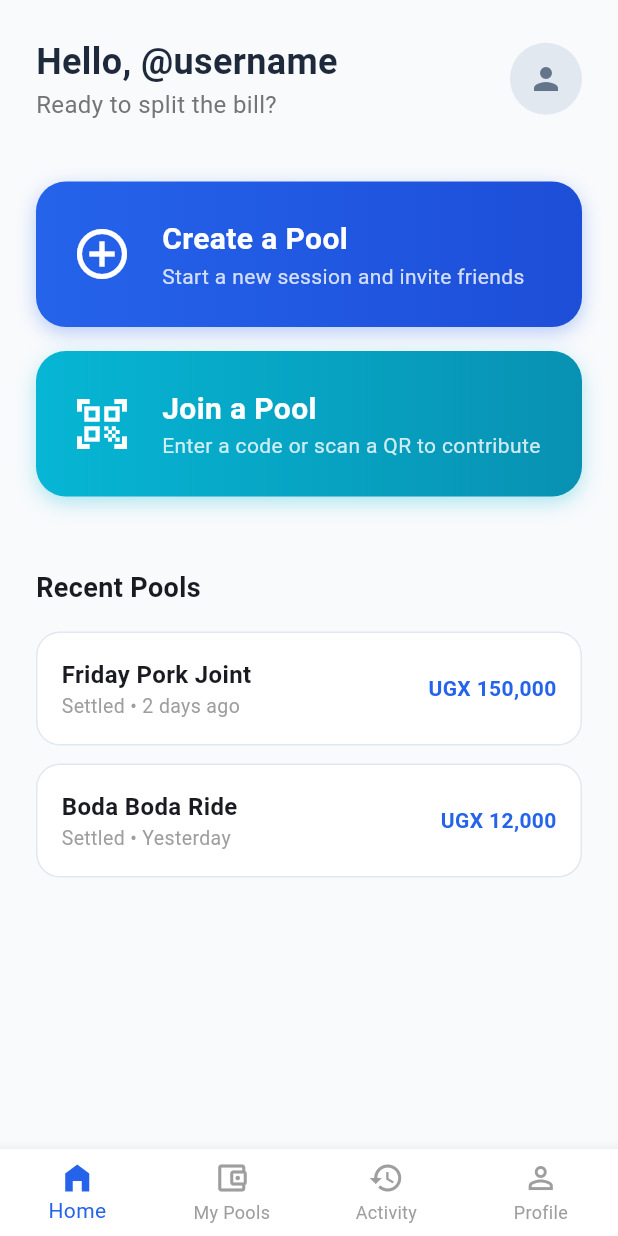
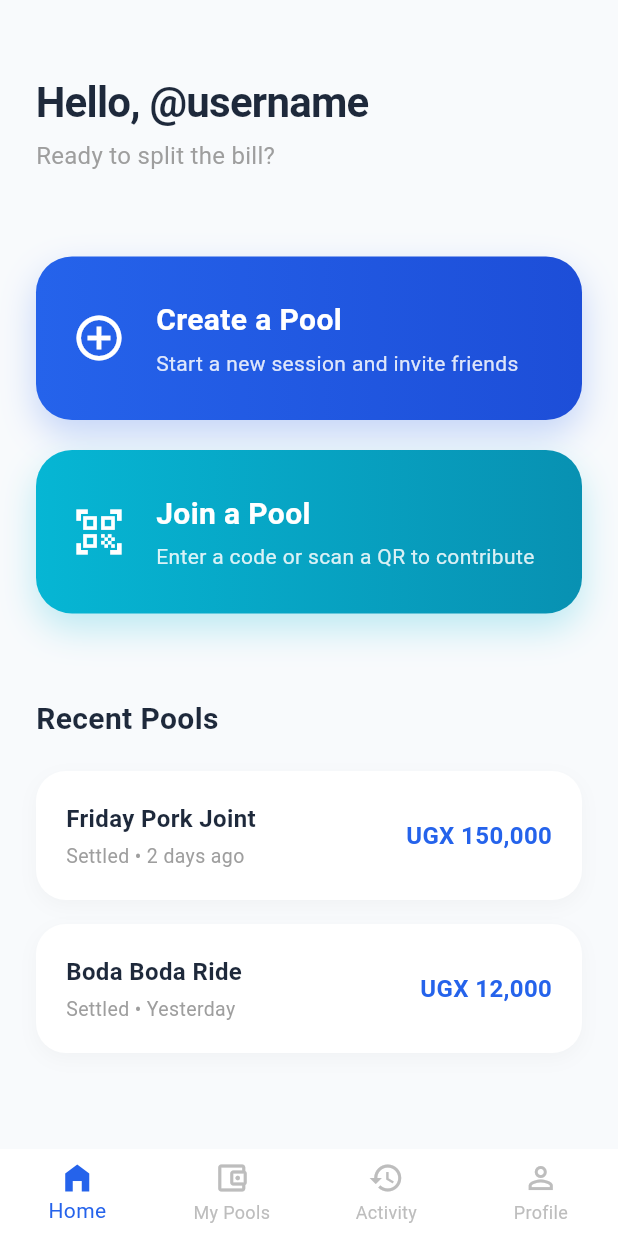
Before and after one commit to KiwanukaGod/temamu, a Flutter app: the HomeScreen screen opened by its route, on a phone screen of 412 x 824 dp. Run offline on Flutter 3.47's test engine with Material 3 defaults, Android fonts, the light colour scheme and no system bars.

Commit message:
Refactor: Remove the profile icon form the home screen.

```diff
--- a/lib/features/auth/screens/home_screen.dart
+++ b/lib/features/auth/screens/home_screen.dart
@@ -21,40 +21,37 @@ class _HomeScreenState extends State<HomeScreen> {
           child: Column(
             crossAxisAlignment: CrossAxisAlignment.start,
             children: [
-              const SizedBox(height: 24),
-              // Header
-              Row(
-                mainAxisAlignment: MainAxisAlignment.spaceBetween,
-                children: [
+              // 1. UPDATED HEADER (Simplified and Balanced)
+              const SizedBox(height: 48), // Increased space for a premium feel
               Column(
                 crossAxisAlignment: CrossAxisAlignment.start,
                 children: [
                   Text(
                     _selectedIndex == 0 ? "Hello, @username" : _titles[_selectedIndex],
                     style: const TextStyle(
-                          fontSize: 24,
+                      fontSize: 28, // Slightly larger for better balance
                       fontWeight: FontWeight.bold,
                       color: Color(0xFF1E293B),
+                      letterSpacing: -0.5, // Tighter spacing for a modern look
                     ),
                   ),
-                      if (_selectedIndex == 0)
+                  if (_selectedIndex == 0) ...[
+                    const SizedBox(height: 4),
                     Text(
                       "Ready to split the bill?",
-                          style: TextStyle(color: Colors.grey[600], fontSize: 16),
+                      style: TextStyle(
+                        color: Colors.grey[500],
+                        fontSize: 16,
+                        letterSpacing: 0.2,
+                      ),
                     ),
                   ],
-                  ),
-                  const CircleAvatar(
-                    radius: 24,
-                    backgroundColor: Color(0xFFE2E8F0),
-                    child: Icon(Icons.person, color: Color(0xFF64748B)),
-                  ),
                 ],
               ),
 
-              const SizedBox(height: 40),
+              const SizedBox(height: 56), // More breathing room before actions
 
-              // The IF Statement block you were working on
+              // Main Actions (Home Tab only)
               if (_selectedIndex == 0) ...[
                 _buildMainActionCard(
                   context,
@@ -63,10 +60,10 @@ class _HomeScreenState extends State<HomeScreen> {
                   icon: Icons.add_circle_outline,
                   gradient: const [Color(0xFF2563EB), Color(0xFF1D4ED8)],
                   onTap: () {
-                    // We will link this to the Create Pool screen next
+                    // Navigation to come
                   },
                 ),
-                const SizedBox(height: 16),
+                const SizedBox(height: 20), // Increased card spacing
                 _buildMainActionCard(
                   context,
                   title: "Join a Pool",
@@ -75,23 +72,34 @@ class _HomeScreenState extends State<HomeScreen> {
                   gradient: const [Color(0xFF06B6D4), Color(0xFF0891B2)],
                   onTap: () {},
                 ),
-                const SizedBox(height: 48),
+                const SizedBox(height: 56),
                 const Text(
                   "Recent Pools",
-                  style: TextStyle(fontSize: 18, fontWeight: FontWeight.bold),
+                  style: TextStyle(
+                    fontSize: 20,
+                    fontWeight: FontWeight.bold,
+                    color: Color(0xFF1E293B),
                   ),
-                const SizedBox(height: 16),
+                ),
+                const SizedBox(height: 20),
                 _buildRecentPoolItem("Friday Pork Joint", "Settled • 2 days ago", "UGX 150,000"),
                 _buildRecentPoolItem("Boda Boda Ride", "Settled • Yesterday", "UGX 12,000"),
               ],
 
+              // Content for other tabs
               if (_selectedIndex != 0)
                 Center(
                   child: Padding(
-                    padding: const EdgeInsets.only(top: 100),
-                    child: Text(
+                    padding: const EdgeInsets.only(top: 120),
+                    child: Column(
+                      children: [
+                        Icon(Icons.auto_awesome, color: Colors.grey[300], size: 64),
+                        const SizedBox(height: 16),
+                        Text(
                           "Your ${_titles[_selectedIndex]} will appear here.",
-                      style: TextStyle(color: Colors.grey[400]),
+                          style: TextStyle(color: Colors.grey[400], fontSize: 16),
+                        ),
+                      ],
                     ),
                   ),
                 ),
@@ -104,8 +112,10 @@ class _HomeScreenState extends State<HomeScreen> {
         onTap: (index) => setState(() => _selectedIndex = index),
         type: BottomNavigationBarType.fixed,
         selectedItemColor: const Color(0xFF2563EB),
-        unselectedItemColor: Colors.grey,
+        unselectedItemColor: Colors.grey[400],
         showUnselectedLabels: true,
+        backgroundColor: Colors.white,
+        elevation: 0, // Flat design for modern look
         items: const [
           BottomNavigationBarItem(icon: Icon(Icons.home_filled), label: 'Home'),
           BottomNavigationBarItem(icon: Icon(Icons.account_balance_wallet_outlined), label: 'My Pools'),
@@ -116,7 +126,7 @@ class _HomeScreenState extends State<HomeScreen> {
     );
   }
 
-  // --- HELPER METHODS (These were missing in your screenshot) ---
+  // --- HELPER METHODS ---
 
   Widget _buildMainActionCard(
     BuildContext context, {
@@ -130,28 +140,35 @@ class _HomeScreenState extends State<HomeScreen> {
       onTap: onTap,
       child: Container(
         width: double.infinity,
-        padding: const EdgeInsets.all(24),
+        padding: const EdgeInsets.symmetric(horizontal: 24, vertical: 28),
         decoration: BoxDecoration(
-          borderRadius: BorderRadius.circular(20),
+          borderRadius: BorderRadius.circular(24),
           gradient: LinearGradient(colors: gradient),
           boxShadow: [
             BoxShadow(
-              color: gradient[0].withOpacity(0.3),
-              blurRadius: 10,
-              offset: const Offset(0, 4),
+              color: gradient[0].withOpacity(0.25),
+              blurRadius: 20,
+              offset: const Offset(0, 10),
             ),
           ],
         ),
         child: Row(
           children: [
-            Icon(icon, color: Colors.white, size: 40),
+            Icon(icon, color: Colors.white, size: 36),
             const SizedBox(width: 20),
             Expanded(
               child: Column(
                 crossAxisAlignment: CrossAxisAlignment.start,
                 children: [
-                  Text(title, style: const TextStyle(color: Colors.white, fontSize: 20, fontWeight: FontWeight.bold)),
-                  Text(subtitle, style: TextStyle(color: Colors.white.withOpacity(0.8), fontSize: 14)),
+                  Text(
+                    title,
+                    style: const TextStyle(color: Colors.white, fontSize: 20, fontWeight: FontWeight.bold)
+                  ),
+                  const SizedBox(height: 4),
+                  Text(
+                    subtitle,
+                    style: TextStyle(color: Colors.white.withOpacity(0.85), fontSize: 14)
+                  ),
                 ],
               ),
             ),
@@ -163,12 +180,18 @@ class _HomeScreenState extends State<HomeScreen> {
 
   Widget _buildRecentPoolItem(String title, String subtitle, String amount) {
     return Container(
-      margin: const EdgeInsets.only(bottom: 12),
-      padding: const EdgeInsets.all(16),
+      margin: const EdgeInsets.only(bottom: 16),
+      padding: const EdgeInsets.all(20),
       decoration: BoxDecoration(
         color: Colors.white,
-        borderRadius: BorderRadius.circular(16),
-        border: Border.all(color: const Color(0xFFE2E8F0)),
+        borderRadius: BorderRadius.circular(20),
+        boxShadow: [
+          BoxShadow(
+            color: Colors.black.withOpacity(0.03),
+            blurRadius: 10,
+            offset: const Offset(0, 4),
+          ),
+        ],
       ),
       child: Row(
         mainAxisAlignment: MainAxisAlignment.spaceBetween,
@@ -176,11 +199,15 @@ class _HomeScreenState extends State<HomeScreen> {
           Column(
             crossAxisAlignment: CrossAxisAlignment.start,
             children: [
-              Text(title, style: const TextStyle(fontWeight: FontWeight.bold, fontSize: 16)),
+              Text(title, style: const TextStyle(fontWeight: FontWeight.bold, fontSize: 16, color: Color(0xFF1E293B))),
+              const SizedBox(height: 4),
               Text(subtitle, style: TextStyle(color: Colors.grey[500], fontSize: 13)),
             ],
           ),
-          Text(amount, style: const TextStyle(fontWeight: FontWeight.bold, color: Color(0xFF2563EB))),
+          Text(
+            amount,
+            style: const TextStyle(fontWeight: FontWeight.bold, fontSize: 16, color: Color(0xFF2563EB))
+          ),
         ],
       ),
     );
```
Lines whose indentation alone changed are shown as unchanged.
